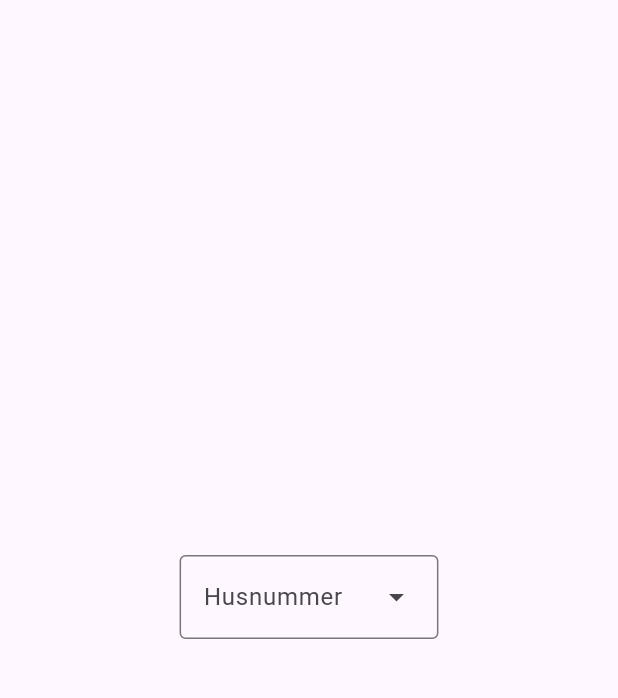
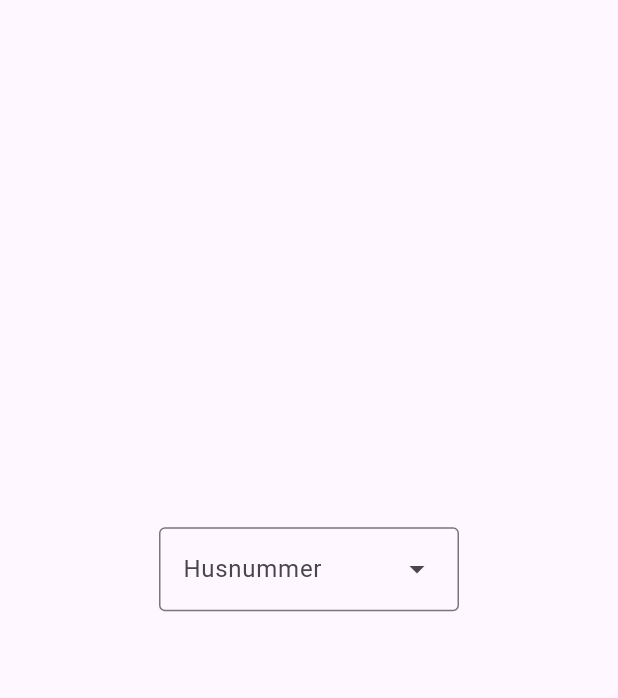
Before and after one commit to lars-w-pedersen/staldhusene, a Flutter app: the screen it shows after launch, on a phone screen of 412 x 824 dp, the part 63-761 px from its top. Run offline on Flutter 3.47's test engine with Material 3 defaults, Android fonts, the phone set to English and light mode, and no system bars; our stand-ins replace googleapis_auth, shared_preferences; missing offline and left inert: googleapis; key blocks and very long unbroken strings in the code were emptied for the run.

Commit message:
color changes

```diff
--- a/lib/get_sheet_data.dart
+++ b/lib/get_sheet_data.dart
@@ -36,7 +36,7 @@ class GoogleSheetsApiData {
         participation.allergens.carrots,
       ];
 
-      String range = "$houseNumber!D${index+1}:O${index+1}";
+      String range = "P$houseNumber!D${index+1}:O${index+1}";
       await sheets.spreadsheets.values.update(ValueRange(range: range, majorDimension: "ROWS", values: [values]), spreadsheetId, range, valueInputOption: 'USER_ENTERED');
 
       Participation? prefillInformation;
@@ -89,7 +89,7 @@ class GoogleSheetsApiData {
       var menuColumn = response.values![23]; // X: column with the menu of the dinner event
 
       // Get all participation data from the house sheet
-      var participationRowResponse = await sheets.spreadsheets.values.get(spreadsheetId, "$houseNumber!D:O");
+      var participationRowResponse = await sheets.spreadsheets.values.get(spreadsheetId, "P$houseNumber!D:O");
 
       for (int i=2;i<dateColumn.length && i<houseColumn.length;i++)
       {
--- a/lib/main.dart
+++ b/lib/main.dart
@@ -35,9 +35,29 @@ class MyApp extends StatefulWidget {
   State<MyApp> createState() => _MyAppState();
 }
 
-class _MyAppState extends State<MyApp> {
+class _MyAppState extends State<MyApp> with WidgetsBindingObserver {
   late Future<DinnerInformation> dinnerEvents;
 
+  @override
+  void initState() {
+    super.initState();
+    WidgetsBinding.instance.addObserver(this);
+  }
+
+  @override
+  void didChangeAppLifecycleState(AppLifecycleState state) {
+    if(state == AppLifecycleState.resumed) {
+      setState(() {
+        dinnerEvents = fetchDinnerEvents();
+      });
+    }
+  }
+
+  @override
+  void dispose() {
+    WidgetsBinding.instance.removeObserver(this);
+    super.dispose();
+  }
   @override
   void didChangeDependencies() {
     super.didChangeDependencies();
@@ -94,6 +114,7 @@ class _MyAppState extends State<MyApp> {
                               title: Text('${snapshot.data!.events[index].date}: ${snapshot.data!.events[index].participationText()}'),
                               subtitle: Text(snapshot.data!.events[index].menu),
                               enabled: snapshot.data!.events[index].editable,
+                              textColor: getTileTextColor(snapshot.data!.events[index], Theme.of(context).brightness == Brightness.dark),
                               onTap: () {
                                 _navigateAndDisplaySelection(context, snapshot.data!.events[index]);
                               },
@@ -111,13 +132,40 @@ class _MyAppState extends State<MyApp> {
             },
           ),
         ),
+        bottomNavigationBar: buildBottomBar(),
       ),
+    );
+  }
+
+  Color? getTileTextColor(DinnerEvent dinnerEvent, bool isDarkTheme) {
+    if(dinnerEvent.participation != null) {
+      return isDarkTheme ? Colors.green.shade300 : Colors.green;
+    }
+
+    return null;
+  }
+
+  Widget buildBottomBar() {
+    return Padding(
+      padding: const EdgeInsets.all(8),
+      child: FutureBuilder<DinnerInformation>(
+        future: dinnerEvents,
+        builder: (context, snapshot) {
+          if (snapshot.hasData && snapshot.connectionState == ConnectionState.done) {
+            if(snapshot.data!.houseNumber != null) {
+              return Text('Husnummer: Pilotvej ${snapshot.data!.houseNumber}');
+            }
+          }
+          return Text('');
+        },
+      )
     );
   }
 
   DropdownMenu<String> buildHouseNumberDropdownMenu() {
     return DropdownMenu<String>(
       label: const Text('Husnummer'),
+      width: 200,
       onSelected: (String? value) {
         globals.houseNumber = value!;
         SharedPreferencesAsync().setString('houseNumber', value);
@@ -125,50 +173,12 @@ class _MyAppState extends State<MyApp> {
           dinnerEvents = fetchDinnerEvents();
         });
       },
-      dropdownMenuEntries: [
-        DropdownMenuEntry<String>(value: 'P3', label: 'Pilotvej 3'),
-        DropdownMenuEntry<String>(value: 'P4', label: 'Pilotvej 4'),
-        DropdownMenuEntry<String>(value: 'P5', label: 'Pilotvej 5'),
-        DropdownMenuEntry<String>(value: 'P6', label: 'Pilotvej 6'),
-        DropdownMenuEntry<String>(value: 'P7', label: 'Pilotvej 7'),
-        DropdownMenuEntry<String>(value: 'P8', label: 'Pilotvej 8'),
-        DropdownMenuEntry<String>(value: 'P9', label: 'Pilotvej 9'),
-        DropdownMenuEntry<String>(value: 'P10', label: 'Pilotvej 10'),
-        DropdownMenuEntry<String>(value: 'P11', label: 'Pilotvej 11'),
-        DropdownMenuEntry<String>(value: 'P12', label: 'Pilotvej 12'),
-        DropdownMenuEntry<String>(value: 'P13', label: 'Pilotvej 13'),
-        DropdownMenuEntry<String>(value: 'P14', label: 'Pilotvej 14'),
-        DropdownMenuEntry<String>(value: 'P15', label: 'Pilotvej 15'),
-        DropdownMenuEntry<String>(value: 'P16', label: 'Pilotvej 16'),
-        DropdownMenuEntry<String>(value: 'P17', label: 'Pilotvej 17'),
-        DropdownMenuEntry<String>(value: 'P18', label: 'Pilotvej 18'),
-        DropdownMenuEntry<String>(value: 'P19', label: 'Pilotvej 19'),
-        DropdownMenuEntry<String>(value: 'P20', label: 'Pilotvej 20'),
-        DropdownMenuEntry<String>(value: 'P21', label: 'Pilotvej 21'),
-        DropdownMenuEntry<String>(value: 'P23', label: 'Pilotvej 23'),
-        DropdownMenuEntry<String>(value: 'P24', label: 'Pilotvej 24'),
-        DropdownMenuEntry<String>(value: 'P25', label: 'Pilotvej 25'),
-        DropdownMenuEntry<String>(value: 'P26', label: 'Pilotvej 26'),
-        DropdownMenuEntry<String>(value: 'P27', label: 'Pilotvej 27'),
-        DropdownMenuEntry<String>(value: 'P28', label: 'Pilotvej 28'),
-        DropdownMenuEntry<String>(value: 'P29', label: 'Pilotvej 29'),
-        DropdownMenuEntry<String>(value: 'P30', label: 'Pilotvej 30'),
-        DropdownMenuEntry<String>(value: 'P31', label: 'Pilotvej 31'),
-        DropdownMenuEntry<String>(value: 'P32', label: 'Pilotvej 32'),
-        DropdownMenuEntry<String>(value: 'P33', label: 'Pilotvej 33'),
-        DropdownMenuEntry<String>(value: 'P35', label: 'Pilotvej 35'),
-        DropdownMenuEntry<String>(value: 'P37', label: 'Pilotvej 37'),
-        DropdownMenuEntry<String>(value: 'P39', label: 'Pilotvej 39'),
-        DropdownMenuEntry<String>(value: 'P41', label: 'Pilotvej 41'),
-        DropdownMenuEntry<String>(value: 'P43', label: 'Pilotvej 43'),
-        DropdownMenuEntry<String>(value: 'P45', label: 'Pilotvej 45'),
-        DropdownMenuEntry<String>(value: 'P47', label: 'Pilotvej 47'),
-        DropdownMenuEntry<String>(value: 'P49', label: 'Pilotvej 49'),
-        DropdownMenuEntry<String>(value: 'P51', label: 'Pilotvej 51'),
-        DropdownMenuEntry<String>(value: 'P53', label: 'Pilotvej 53'),
-        DropdownMenuEntry<String>(value: 'P55', label: 'Pilotvej 55'),
-        DropdownMenuEntry<String>(value: 'P57', label: 'Pilotvej 57'),
-      ]
+      dropdownMenuEntries: houses.map<DropdownMenuEntry<String>>((int number) {
+            return DropdownMenuEntry<String>(
+              value: '$number',
+              label: 'Pilotvej $number',
+            );
+          }).toList(),
     );
   }
 
--- a/lib/models.dart
+++ b/lib/models.dart
@@ -52,3 +52,5 @@ class DinnerInformation {
 
   const DinnerInformation(this.events, this.houseNumber, this.prefillInformation);
 }
+
+final List<int> houses = [3, 4, 5, 6, 7, 8, 9, 10, 11, 12, 13, 14, 15, 16, 17, 18, 19, 20, 21, 23, 24, 25, 26, 27, 28, 29, 30, 31, 32, 33, 35, 37, 39, 41, 43, 45, 47, 49, 51, 53, 55, 57];
```
Also changed, not shown: lib/detail_screen.dart (+18 -4 lines), 8 other files.
